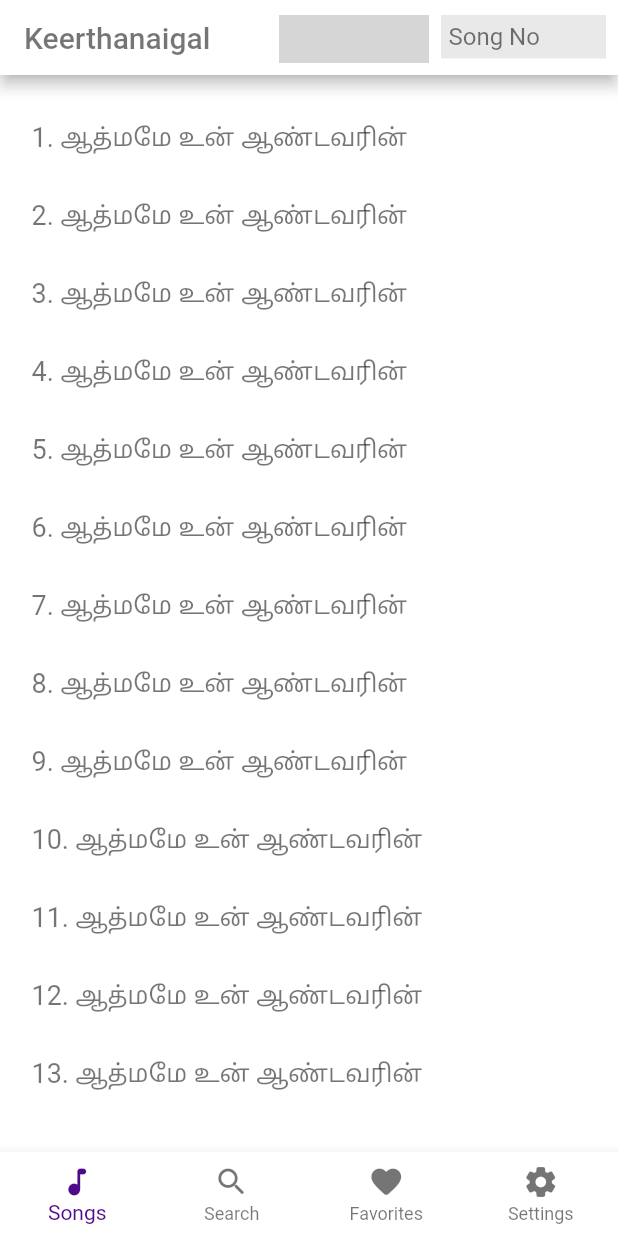
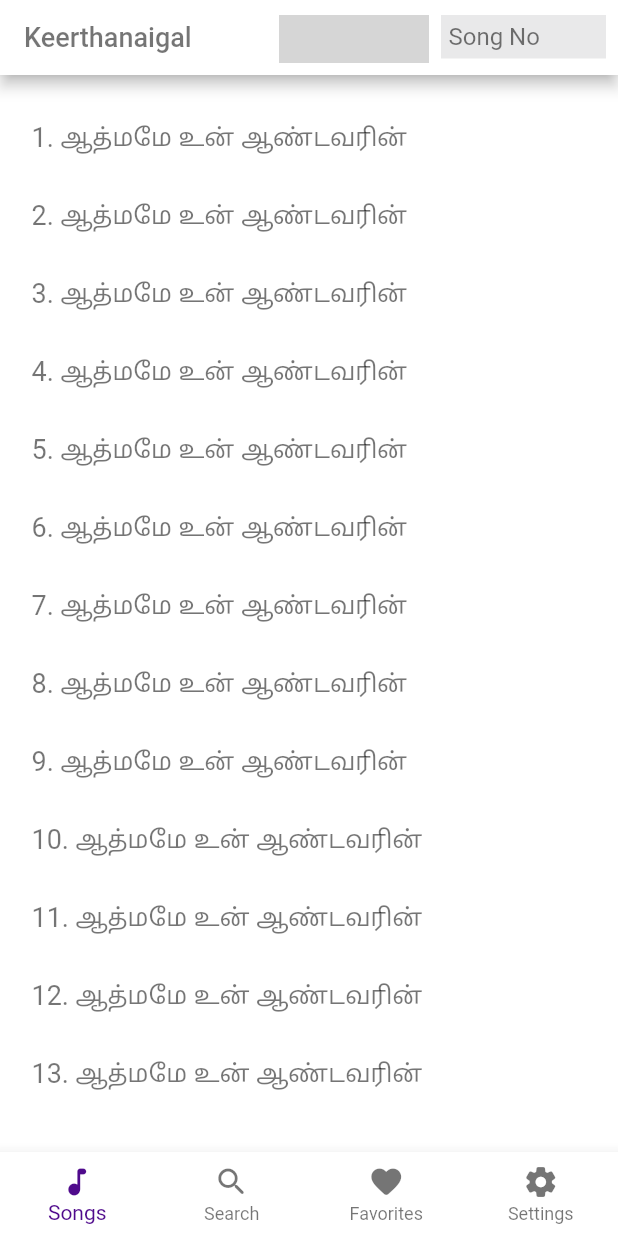
Before and after one commit to freddypaulz/keerthanaigal, a Flutter app: the MainPage screen opened by its route, after a tap on "Keerthanaigal", on a phone screen of 412 x 824 dp. Run offline on Flutter 3.47's test engine with Material 2 defaults, Android fonts, the phone set to English and light mode, and no system bars; our stand-ins replace flutter_riverpod, rive, shared_preferences; accounts and stored records are empty; statements that could not run were skipped; grey boxes are pictures that could not be loaded.

Commit message:
Bug fixes

```diff
--- a/lib/pages/favorites/index.dart
+++ b/lib/pages/favorites/index.dart
@@ -6,6 +6,8 @@ import '../../providers/song_provider.dart';
 import '../../providers/ui_provider.dart';
 import '../songView/index.dart';
 import 'package:keerthanaigal/layout/index.dart';
+import 'package:keerthanaigal/widgets/languageDropdownWidget.dart';
+import 'package:keerthanaigal/widgets/songNumberSearchWidget.dart';
 
 class Favorites extends StatelessWidget {
   const Favorites({Key? key}) : super(key: key);
@@ -72,7 +74,7 @@ class SongListView extends ConsumerWidget {
             physics: BouncingScrollPhysics(),
           )
         : Center(
-            child: Column(
+            child: Row(
               mainAxisAlignment: MainAxisAlignment.center,
               children: [
                 Text(
@@ -83,8 +85,8 @@ class SongListView extends ConsumerWidget {
                   ),
                 ),
                 Container(
-                  height: 100,
-                  width: 100,
+                  height: 50,
+                  width: 50,
                   child: RiveAnimation(
                     animationName: 'Heart broken',
                     riveFileName: 'assets/flare/heart_broken.riv',
@@ -110,7 +112,19 @@ class KAppBar extends StatelessWidget implements PreferredSizeWidget {
           color: Theme.of(context).textTheme.bodyText1?.color,
         ),
       ),
-      centerTitle: true,
+      actions: [
+        Container(
+          width: 100,
+          margin: EdgeInsets.only(top: 10, bottom: 8, right: 8),
+          child: LanguageDropdownWidget(),
+        ),
+        Container(
+          width: 110,
+          margin: EdgeInsets.only(top: 10, bottom: 8, right: 8),
+          child: SongNumberSearchWidget(),
+        ),
+      ],
+      // centerTitle: true,
     );
   }
 
--- a/lib/pages/home/index.dart
+++ b/lib/pages/home/index.dart
@@ -8,6 +8,7 @@ import '../../providers/song_provider.dart';
 import '../../providers/ui_provider.dart';
 import '../songView/index.dart';
 import 'package:keerthanaigal/widgets/RiveAnimation.dart';
+import 'package:keerthanaigal/utilities/removeFocus.dart';
 
 class Home extends StatelessWidget {
   const Home({Key? key}) : super(key: key);
@@ -77,22 +78,18 @@ class KAppBar extends StatelessWidget implements PreferredSizeWidget {
 
   const KAppBar({Key? key, required this.height});
 
-  removeFocus(context) {
-    FocusScope.of(context).unfocus();
-    new TextEditingController().clear();
-  }
-
   @override
   Widget build(BuildContext context) {
     return InkWell(
       onTap: () {
-        removeFocus(context);
+        RemoveFocus.removeFocus(context);
       },
       child: AppBar(
         title: Text(
           'Keerthanaigal',
           style: TextStyle(
             color: Theme.of(context).textTheme.bodyText1?.color,
+            fontSize: 18,
           ),
         ),
         actions: [
--- a/lib/pages/search/index.dart
+++ b/lib/pages/search/index.dart
@@ -7,7 +7,9 @@ import 'package:keerthanaigal/pages/songView/index.dart';
 import 'package:keerthanaigal/providers/song_provider.dart';
 import 'package:keerthanaigal/providers/ui_provider.dart';
 import 'package:keerthanaigal/theme/colors.dart';
+import 'package:keerthanaigal/utilities/removeFocus.dart';
 import 'package:keerthanaigal/widgets/RiveAnimation.dart';
+import 'package:keerthanaigal/widgets/languageDropdownWidget.dart';
 
 class SearchBar extends StatefulWidget {
   const SearchBar({Key? key}) : super(key: key);
@@ -91,12 +93,14 @@ class SearchResults extends ConsumerWidget {
     SongState songsProviderData = watch(SongsProvider);
     UiState uiProviderData = watch(UiProvider);
 
-    print(songsProviderData.isLoading);
-
     return !songsProviderData.isLoading
         ? Container(
             child: count != 0
                 ? Expanded(
+                    child: GestureDetector(
+                      onTap: () {
+                        RemoveFocus.removeFocus(context);
+                      },
                       child: ListView.builder(
                         // shrinkWrap: true,
                         itemBuilder: (context, index) {
@@ -135,8 +139,13 @@ class SearchResults extends ConsumerWidget {
                         itemCount: count,
                         physics: BouncingScrollPhysics(),
                       ),
+                    ),
                   )
-                : Column(
+                : GestureDetector(
+                    onTap: () {
+                      RemoveFocus.removeFocus(context);
+                    },
+                    child: Row(
                       mainAxisAlignment: MainAxisAlignment.center,
                       children: [
                         Text(
@@ -148,21 +157,22 @@ class SearchResults extends ConsumerWidget {
                         ),
                         songsProviderData.searchResultText != ''
                             ? Container(
-                              height: 100,
-                              width: 100,
+                                height: 50,
+                                width: 50,
                                 child: RiveAnimation(
                                   animationName: 'Monocle blink',
-                                riveFileName: 'assets/flare/monocle_blink.riv',
+                                  riveFileName:
+                                      'assets/flare/monocle_blink.riv',
                                 ),
                               )
                             : Container()
                       ],
                     ),
+                  ),
           )
         : Container(
             height: 100,
             width: 100,
-            // child: Text('Loading...'),
             child: RiveAnimation(
               animationName: 'Book flip',
               riveFileName: 'assets/flare/book_flip.riv',
@@ -189,14 +199,25 @@ class KAppBar extends StatelessWidget implements PreferredSizeWidget {
 
   @override
   Widget build(BuildContext context) {
-    return AppBar(
+    return GestureDetector(
+      onTap: () {
+        RemoveFocus.removeFocus(context);
+      },
+      child: AppBar(
         title: Text(
           'Search',
           style: TextStyle(
             color: Theme.of(context).textTheme.bodyText1?.color,
           ),
         ),
-      centerTitle: true,
+        actions: [
+          Container(
+            width: 100,
+            margin: EdgeInsets.only(top: 10, bottom: 8, right: 8),
+            child: LanguageDropdownWidget(),
+          ),
+        ],
+      ),
     );
   }
 
--- a/lib/pages/settings/widgets/fontSizeSlider.dart
+++ b/lib/pages/settings/widgets/fontSizeSlider.dart
@@ -13,8 +13,7 @@ class FontSizeSlider extends ConsumerWidget {
   Widget build(BuildContext context, watch) {
     UiState uiProviderData = watch(UiProvider);
     var _currentSliderValue = uiProviderData.tempFontSize;
-    return Container(
-        height: MediaQuery.of(context).size.height * .25,
+    return SingleChildScrollView(
         child: Center(
       child: Column(
         mainAxisAlignment: MainAxisAlignment.center,
--- /dev/null
+++ b/lib/utilities/removeFocus.dart
@@ -0,0 +1,9 @@
+import 'package:flutter/material.dart';
+
+class RemoveFocus {
+  const RemoveFocus._();
+  static removeFocus(context) {
+    FocusScope.of(context).unfocus();
+    new TextEditingController().clear();
+  }
+}
--- a/lib/widgets/RiveAnimation.dart
+++ b/lib/widgets/RiveAnimation.dart
@@ -55,7 +55,6 @@ class _RiveAnimationState extends State<RiveAnimation> {
       );
 
       if (secondAnimationName != null) {
-        print('in');
         _artboard?.addController(
           _controller = SimpleAnimation(secondAnimationName!),
         );
--- a/lib/widgets/languageDropdownWidget.dart
+++ b/lib/widgets/languageDropdownWidget.dart
@@ -36,7 +36,6 @@ class _LanguageDropdownWidgetState extends State<LanguageDropdownWidget> {
           hint: dropdownTextWidget('Language'),
           value: uiProviderData.language,
           onChanged: (int? value) {
-            print(value);
             context.read(UiProvider).changeSongLanguage(value!);
           },
           underline: underline == null ? SizedBox() : null,
```
Also changed, not shown: lib/pages/songView/index.dart (+2 -6 lines), lib/providers/song_provider.dart (+1 -6 lines), lib/widgets/songNumberSearchWidget.dart (+18 -1 lines). Lines whose indentation alone changed are shown as unchanged.
